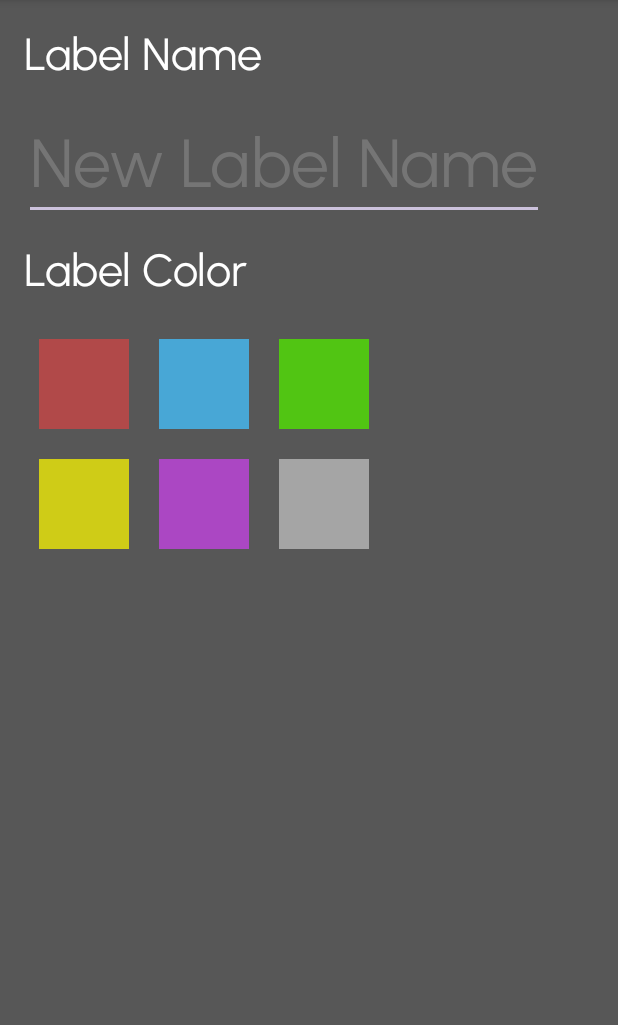
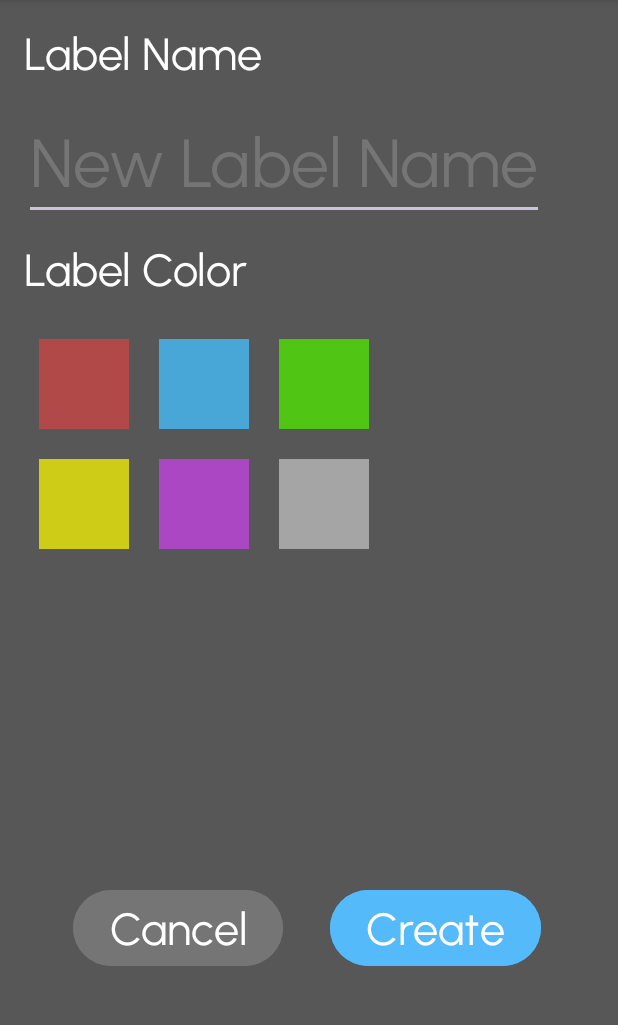
Before and after one commit to miloszkryzia1/android-remember-app, an Android app: the NewLabelActivity screen opened directly, with no data from a screen before it, on a phone screen of 412 x 824 dp, the part 96-1121 px from its top. Run offline under Robolectric (Android 15) with nearby library versions, the phone set to English and light mode, and no system bars.

Commit message:
finish system of adding labels

```diff
--- a/app/src/main/java/com/example/trellocloneapp/MainActivity.kt
+++ b/app/src/main/java/com/example/trellocloneapp/MainActivity.kt
@@ -17,7 +17,7 @@ import com.google.android.material.navigation.NavigationView
 class MainActivity : AppCompatActivity() {
 
     companion object {
-        val boardList = mutableListOf<BoardModel>() //TODO: MAYBE MOVE THIS TO BoardsListActivity
+        val boardList = mutableListOf<BoardModel>()
         var mostRecentBoard: BoardModel? = null
     }
 
--- a/app/src/main/res/layout/activity_new_label.xml
+++ b/app/src/main/res/layout/activity_new_label.xml
@@ -26,13 +26,13 @@
         android:layout_height="wrap_content"
         android:layout_marginStart="16dp"
         android:layout_marginTop="14dp"
+        android:fontFamily="@font/urbanist"
         android:hint="New Label Name"
         android:inputType="text"
         android:textColorHint="@color/second_bg"
+        android:textSize="45sp"
         app:layout_constraintStart_toStartOf="parent"
-        app:layout_constraintTop_toBottomOf="@+id/lblNameTxt"
-        android:fontFamily="@font/urbanist"
-        android:textSize="45sp"/>
+        app:layout_constraintTop_toBottomOf="@+id/lblNameTxt" />
 
     <TextView
         android:id="@+id/lblColorTxt"
@@ -56,6 +56,34 @@
         app:layout_constraintStart_toStartOf="parent"
         app:layout_constraintTop_toBottomOf="@+id/lblColorTxt" />
 
-    <!-- TODO: ADD BUTTONS -->
+
+    <Button
+        android:id="@+id/cancelButton"
+        android:layout_width="wrap_content"
+        android:layout_height="wrap_content"
+        android:layout_marginStart="17dp"
+        android:backgroundTint="@color/second_bg"
+        android:fontFamily="@font/urbanist"
+        android:text="@string/cancel"
+        android:textColor="@color/white"
+        android:textSize="30sp"
+        app:layout_constraintBaseline_toBaselineOf="@+id/createButton"
+        app:layout_constraintEnd_toStartOf="@+id/createButton"
+        app:layout_constraintStart_toStartOf="parent" />
+
+    <Button
+        android:id="@+id/createButton"
+        android:layout_width="wrap_content"
+        android:layout_height="wrap_content"
+        android:layout_marginEnd="20dp"
+        android:layout_marginBottom="112dp"
+        android:backgroundTint="@color/primary"
+        android:fontFamily="@font/urbanist"
+        android:text="@string/create"
+        android:textColor="@color/white"
+        android:textSize="30sp"
+        app:layout_constraintBottom_toBottomOf="parent"
+        app:layout_constraintEnd_toEndOf="parent"
+        app:layout_constraintStart_toEndOf="@+id/cancelButton" />
 
 </androidx.constraintlayout.widget.ConstraintLayout>
```
Also changed, not shown: app/src/main/java/com/example/trellocloneapp/LabelListActivity.kt (+4 -11 lines), app/src/main/java/com/example/trellocloneapp/NewLabelActivity.kt (+35 -0 lines).
